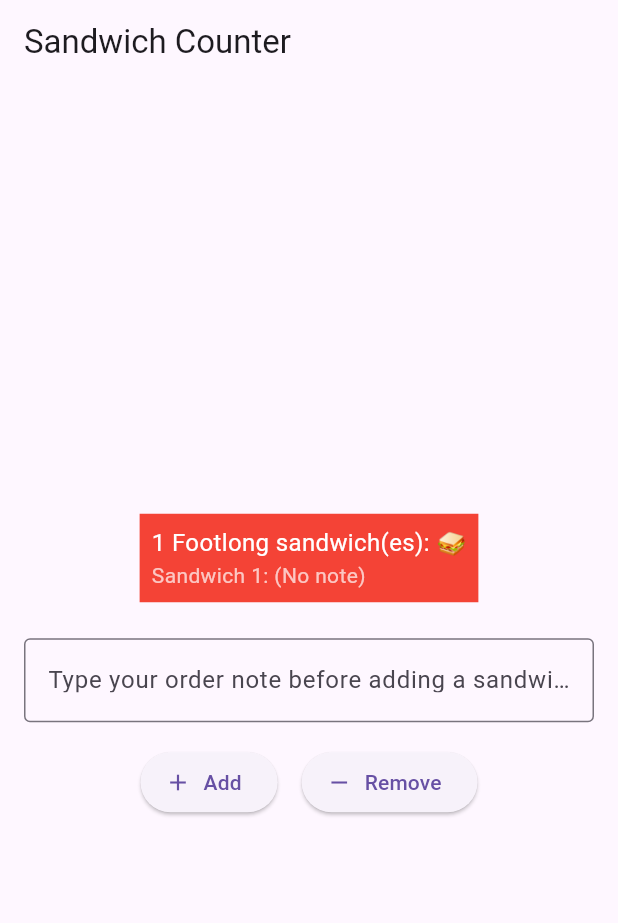
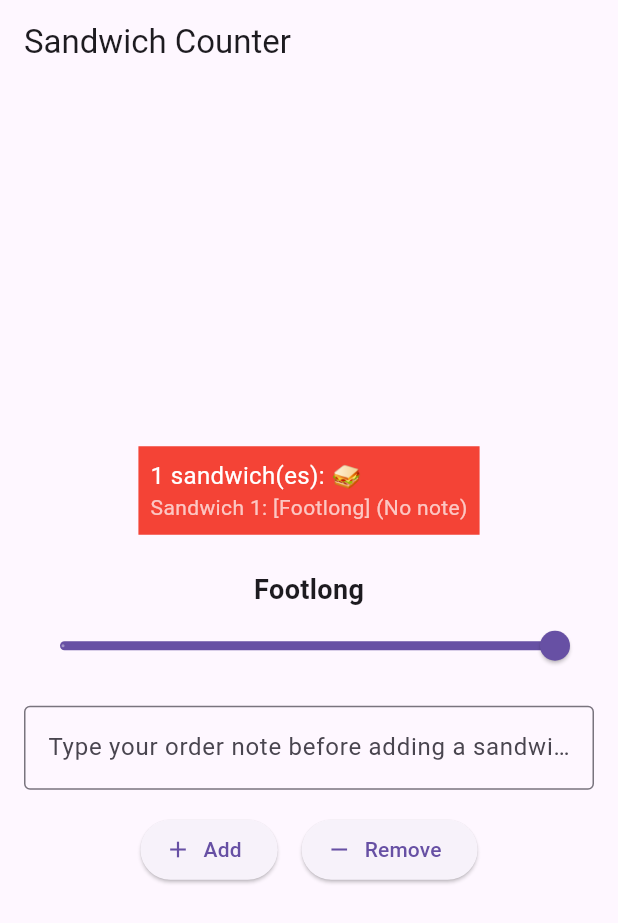
Before and after one commit to Oskar-Wieczorek-2005/first_app, a Flutter app: the screen it shows after launch, after a tap on "Add", on a phone screen of 412 x 824 dp. Shown: the top 923 px of the screen. Run offline on Flutter 3.47's test engine with Material 3 defaults, Android fonts, the phone set to English and light mode, and no system bars.

Commit message:
added a slider to determine if sandwich type

```diff
--- a/lib/main.dart
+++ b/lib/main.dart
@@ -16,16 +16,11 @@ class App extends StatelessWidget {
   }
 }
 
-// ---------------------------
-// Order Item Display Widget
-// ---------------------------
 class OrderItemDisplay extends StatelessWidget {
   final int quantity;
-  final String itemType;
   final List<String> descriptions;
 
-  const OrderItemDisplay(this.quantity, this.itemType, this.descriptions,
-      {super.key});
+  const OrderItemDisplay(this.quantity, this.descriptions, {super.key});
 
   @override
   Widget build(BuildContext context) {
@@ -37,7 +32,7 @@ class OrderItemDisplay extends StatelessWidget {
         crossAxisAlignment: CrossAxisAlignment.start,
         children: [
           Text(
-            '$quantity $itemType sandwich(es): ${'🥪' * quantity}',
+            '$quantity sandwich(es): ${'🥪' * quantity}',
             style: const TextStyle(color: Colors.white, fontSize: 16),
           ),
           if (descriptions.isNotEmpty)
@@ -58,9 +53,6 @@ class OrderItemDisplay extends StatelessWidget {
   }
 }
 
-// ---------------------------
-// Order Screen
-// ---------------------------
 class OrderScreen extends StatefulWidget {
   final int maxQuantity;
 
@@ -74,12 +66,15 @@ class _OrderScreenState extends State<OrderScreen> {
   int _quantity = 0;
   final List<String> _descriptions = [];
   final TextEditingController _descriptionController = TextEditingController();
+  double _sandwichTypeValue = 1; // 0 = Six-inch, 1 = Footlong
 
   void _increaseQuantity() {
     if (_quantity < widget.maxQuantity) {
       setState(() {
-        final note = _descriptionController.text.trim();
-        _descriptions.add(note.isEmpty ? '(No note)' : note);
+        final type = _sandwichTypeValue == 1 ? 'Footlong' : 'Six-inch';
+        final noteText = _descriptionController.text.trim();
+        _descriptions
+            .add('[$type] ${noteText.isEmpty ? "(No note)" : noteText}');
         _quantity++;
         _descriptionController.clear();
       });
@@ -112,7 +107,29 @@ class _OrderScreenState extends State<OrderScreen> {
         child: Column(
           mainAxisAlignment: MainAxisAlignment.center,
           children: <Widget>[
-            OrderItemDisplay(_quantity, 'Footlong', _descriptions),
+            OrderItemDisplay(_quantity, _descriptions),
+            const SizedBox(height: 16),
+            Column(
+              children: [
+                Text(
+                  _sandwichTypeValue == 1 ? 'Footlong' : 'Six-inch',
+                  style: const TextStyle(
+                      fontSize: 18, fontWeight: FontWeight.bold),
+                ),
+                Slider(
+                  value: _sandwichTypeValue,
+                  min: 0,
+                  max: 1,
+                  divisions: 1,
+                  label: _sandwichTypeValue == 1 ? 'Footlong' : 'Six-inch',
+                  onChanged: (value) {
+                    setState(() {
+                      _sandwichTypeValue = value;
+                    });
+                  },
+                ),
+              ],
+            ),
             const SizedBox(height: 16),
             TextField(
               controller: _descriptionController,
```
